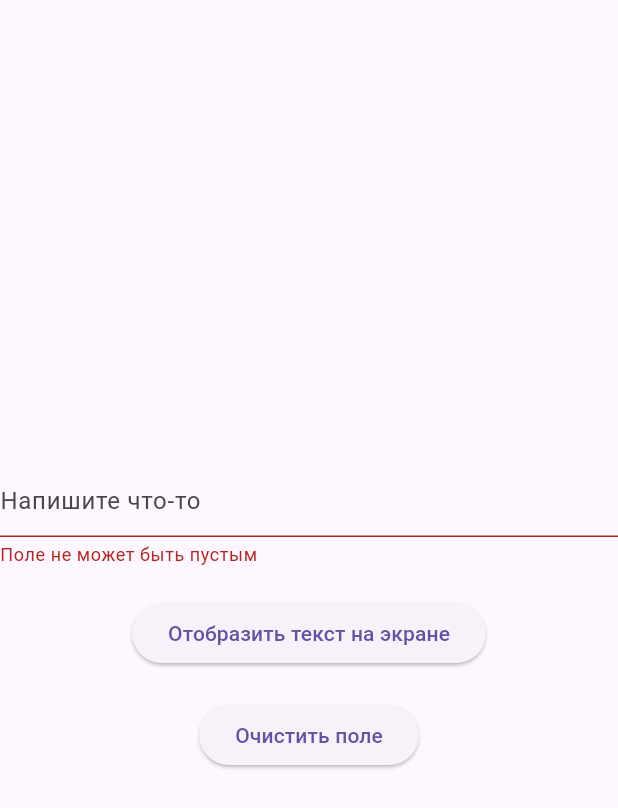
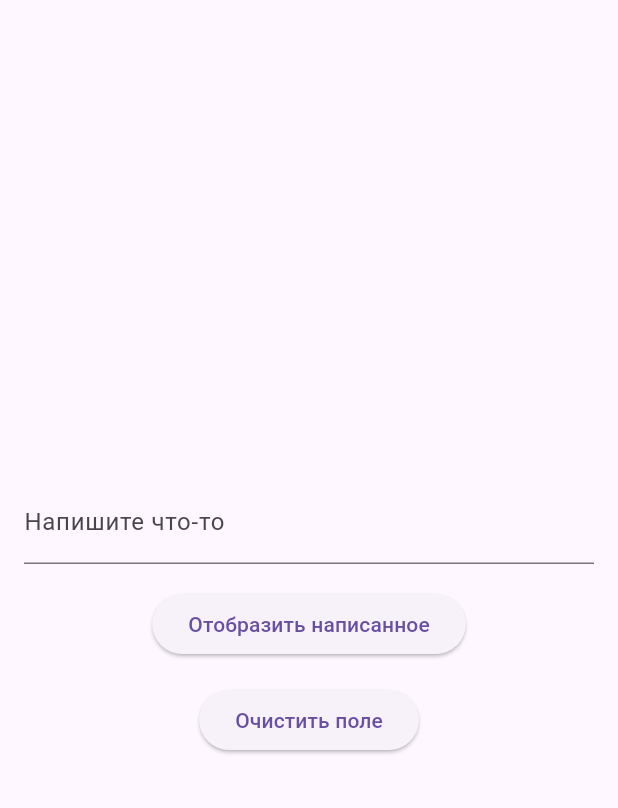
Before and after one commit to YourAnon0ne/test-job, a Flutter app: the screen it shows after launch, after a tap on "Очистить поле", on a phone screen of 412 x 824 dp. Shown: the top 808 px of the screen. Run offline on Flutter 3.47's test engine with Material 3 defaults, Android fonts, the phone set to English and light mode, and no system bars.

Commit message:
jc working version

```diff
--- a/lib/main.dart
+++ b/lib/main.dart
@@ -3,62 +3,66 @@ import 'package:jobtest/provider/screen_provider.dart';
 import 'package:provider/provider.dart';
 
 void main() {
-  runApp(const App());
+  runApp(
+    ChangeNotifierProvider<TextInputModel>(
+      create: (_) => TextInputModel(),
+      child: const MyApp(),
+    ),
+  );
 }
 
-class App extends StatelessWidget {
-  const App({super.key});
+class MyApp extends StatelessWidget {
+  const MyApp({super.key});
 
   @override
   Widget build(BuildContext context) {
     return MaterialApp(
       debugShowCheckedModeBanner: false,
       theme: ThemeData(useMaterial3: true),
-      home: ChangeNotifierProvider<TextFieldModel>(
-        create: (context) => TextFieldModel(),
-        child: AppBody(),
-      ),
+      home: TextInputPage(),
     );
   }
 }
 
-class AppBody extends StatelessWidget {
-  final TextEditingController _controller = TextEditingController();
-  AppBody({super.key});
+class TextInputPage extends StatelessWidget {
+  final TextEditingController _textController = TextEditingController();
 
+  TextInputPage({super.key});
   @override
   Widget build(BuildContext context) {
-    final model = Provider.of<TextFieldModel>(context);
-
     return Scaffold(
-      body: Center(
+      body: Padding(
+        padding: const EdgeInsets.all(16.0),
         child: Column(
           mainAxisAlignment: MainAxisAlignment.center,
           children: <Widget>[
-            TextFormField(
-              controller: _controller,
+            Consumer<TextInputModel>(
+              builder: (context, model, child) {
+                return TextField(
+                  controller: _textController,
+                  onChanged: (text) => model.validateTextField(text),
                   decoration: InputDecoration(
-                hintText: 'Напишите что-то',
+                    labelText: 'Напишите что-то',
                     errorText:
-                    model.text.isEmpty ? 'Поле не может быть пустым' : null,
+                        model.isTextFieldValid ? null : 'Напишите что-то',
                   ),
+                );
+              },
             ),
-            SizedBox(height: 20),
-            ElevatedButton(
-              onPressed: () {
-                if (_controller.text.isNotEmpty) {
-                  final model =
-                      Provider.of<TextFieldModel>(context, listen: false);
-                  model.updateText(_controller.text);
-
+            const SizedBox(height: 16.0),
+            Consumer<TextInputModel>(
+              builder: (context, model, child) {
+                return ElevatedButton(
+                  onPressed: model.isTextFieldValid
+                      ? () {
                           showDialog(
                             context: context,
                             builder: (_) => AlertDialog(
-                      title: Text('Entered Text'),
-                      content: Text(model.text),
+                              title: const Text('Написанный текст'),
+                              content: Text(_textController.text),
                               actions: [
                                 TextButton(
-                          child: Text('OK'),
+                                  child: const Text('Назад'),
                                   onPressed: () {
                                     Navigator.of(context).pop();
                                   },
@@ -66,17 +70,24 @@ class AppBody extends StatelessWidget {
                               ],
                             ),
                           );
+                          model.updateDisplayText(_textController.text);
                         }
+                      : null,
+                  child: const Text('Отобразить написанное'),
+                );
               },
-              child: Text('Отобразить текст на экране'),
             ),
-            SizedBox(height: 20),
-            ElevatedButton(
+            const SizedBox(height: 16.0),
+            Consumer<TextInputModel>(
+              builder: (context, model, child) {
+                return ElevatedButton(
                   onPressed: () {
-                model.clearText();
-                _controller.clear();
+                    model.clearTextField();
+                    _textController.clear();
                   },
-              child: Text('Очистить поле'),
+                  child: const Text('Очистить поле'),
+                );
+              },
             ),
           ],
         ),
--- a/lib/provider/screen_provider.dart
+++ b/lib/provider/screen_provider.dart
@@ -1,17 +1,25 @@
 import 'package:flutter/material.dart';
 
-class TextFieldModel extends ChangeNotifier {
-  String _text = '';
+class TextInputModel extends ChangeNotifier {
+  String _displayText = '';
+  bool _isTextFieldValid = true;
 
-  String get text => _text;
+  String get displayText => _displayText;
+  bool get isTextFieldValid => _isTextFieldValid;
 
-  void updateText(String newText) {
-    _text = newText;
+  void updateDisplayText(String text) {
+    _displayText = text;
     notifyListeners();
   }
 
-  void clearText() {
-    _text = '';
+  void validateTextField(String text) {
+    _isTextFieldValid = text.trim().isNotEmpty;
+    notifyListeners();
+  }
+
+  void clearTextField() {
+    _displayText = '';
+    _isTextFieldValid = true;
     notifyListeners();
   }
 }
```
Lines whose indentation alone changed are shown as unchanged.
